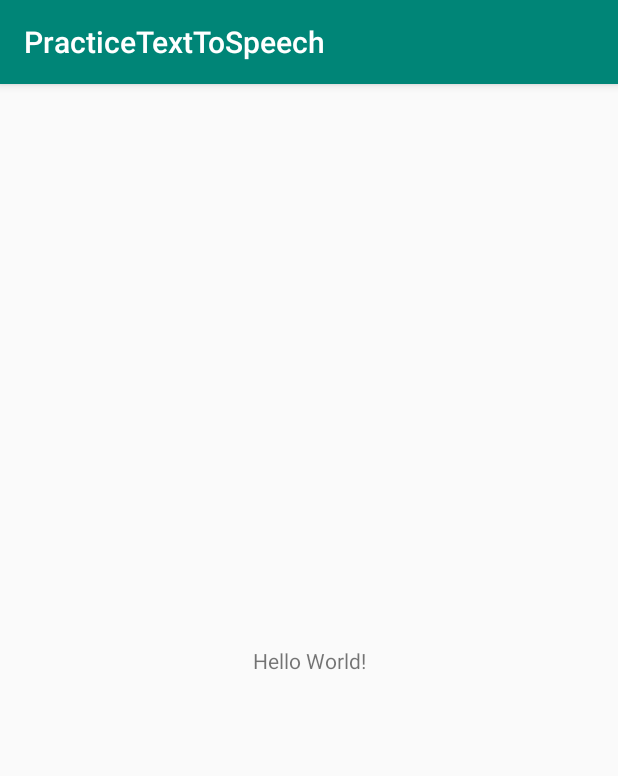
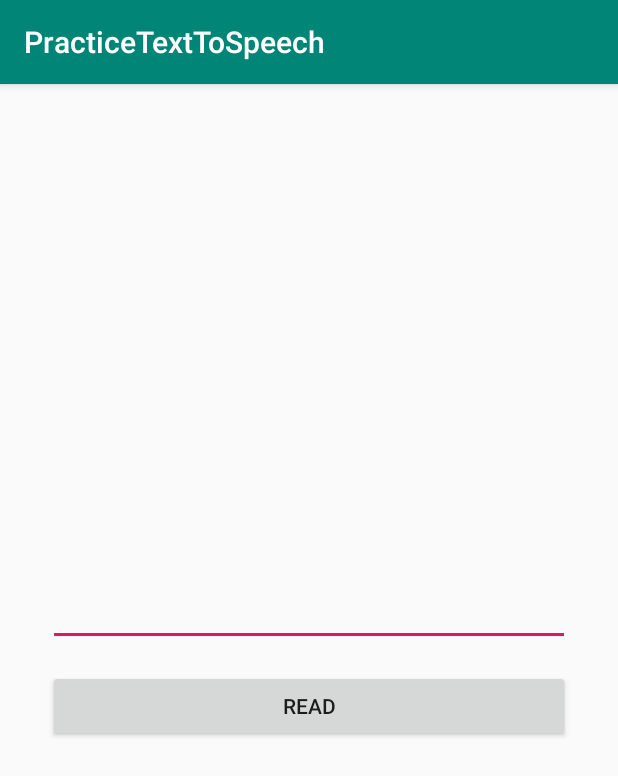
Before and after one commit to aluceps/PracticeTextToSpeech, an Android app: the screen it shows after launch (MainActivity), on a phone screen of 412 x 824 dp. Shown: the top 776 px of the screen. Run offline under Robolectric (Android 15) with nearby library versions, the phone set to English and light mode, and no system bars; our stand-ins replace data binding.

Commit message:
Migrate to androidx

```diff
--- a/app/src/main/java/me/aluceps/practicetexttospeech/MainActivity.kt
+++ b/app/src/main/java/me/aluceps/practicetexttospeech/MainActivity.kt
@@ -1,12 +1,19 @@
 package me.aluceps.practicetexttospeech
 
-import android.support.v7.app.AppCompatActivity
 import android.os.Bundle
+import androidx.appcompat.app.AppCompatActivity
+import androidx.databinding.DataBindingUtil
+import me.aluceps.practicetexttospeech.databinding.ActivityMainBinding
 
 class MainActivity : AppCompatActivity() {
 
+    private val binding by lazy {
+        DataBindingUtil.setContentView<ActivityMainBinding>(this, R.layout.activity_main)
+    }
+
     override fun onCreate(savedInstanceState: Bundle?) {
         super.onCreate(savedInstanceState)
-        setContentView(R.layout.activity_main)
+        binding.readText.setOnClickListener {
+        }
     }
 }
--- a/app/src/main/res/layout/activity_main.xml
+++ b/app/src/main/res/layout/activity_main.xml
@@ -1,19 +1,37 @@
 <?xml version="1.0" encoding="utf-8"?>
-<android.support.constraint.ConstraintLayout
-        xmlns:android="http://schemas.android.com/apk/res/android"
-        xmlns:tools="http://schemas.android.com/tools"
-        xmlns:app="http://schemas.android.com/apk/res-auto"
+<layout xmlns:android="http://schemas.android.com/apk/res/android"
+    xmlns:app="http://schemas.android.com/apk/res-auto"
+    xmlns:tools="http://schemas.android.com/tools"
+    >
+
+    <androidx.constraintlayout.widget.ConstraintLayout
         android:layout_width="match_parent"
         android:layout_height="match_parent"
-        tools:context=".MainActivity">
+        android:padding="32dp"
+        tools:context=".MainActivity"
+        >
 
-    <TextView
-            android:layout_width="wrap_content"
+        <EditText
+            android:id="@+id/text"
+            android:layout_width="match_parent"
             android:layout_height="wrap_content"
-            android:text="Hello World!"
+            app:layout_constraintBottom_toTopOf="@id/read_text"
+            app:layout_constraintEnd_toEndOf="parent"
+            app:layout_constraintStart_toStartOf="parent"
+            app:layout_constraintTop_toTopOf="parent"
+            app:layout_constraintVertical_chainStyle="packed"
+            />
+
+        <Button
+            android:id="@+id/read_text"
+            android:layout_width="match_parent"
+            android:layout_height="wrap_content"
+            android:layout_marginTop="16dp"
+            android:text="read"
             app:layout_constraintBottom_toBottomOf="parent"
-            app:layout_constraintLeft_toLeftOf="parent"
-            app:layout_constraintRight_toRightOf="parent"
-            app:layout_constraintTop_toTopOf="parent"/>
-
-</android.support.constraint.ConstraintLayout>
+            app:layout_constraintEnd_toEndOf="parent"
+            app:layout_constraintStart_toStartOf="parent"
+            app:layout_constraintTop_toBottomOf="@id/text"
+            />
+    </androidx.constraintlayout.widget.ConstraintLayout>
+</layout>
--- a/gradle.properties
+++ b/gradle.properties
@@ -13,3 +13,5 @@ org.gradle.jvmargs=-Xmx1536m
 # org.gradle.parallel=true
 # Kotlin code style for this project: "official" or "obsolete":
 kotlin.code.style=official
+android.useAndroidX=true
+android.enableJetifier=true
```
Also changed, not shown: app/build.gradle (+7 -8 lines), 2 other files.
